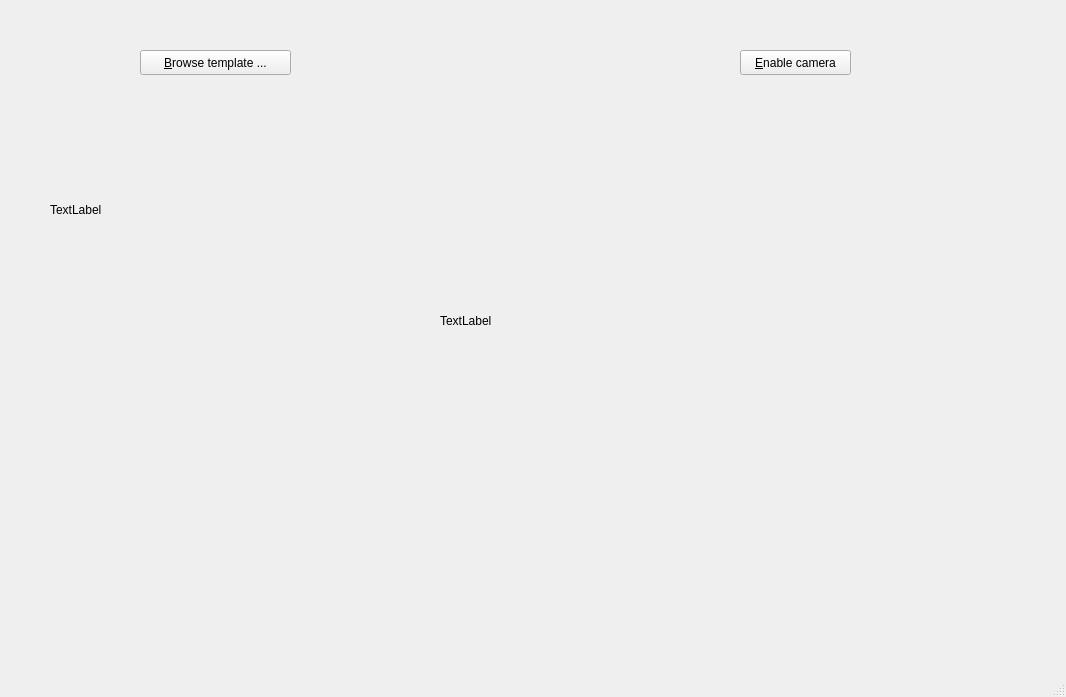
jedyeo/SIFT-tracker, file gui/SIFT_app.ui: the form before one commit.
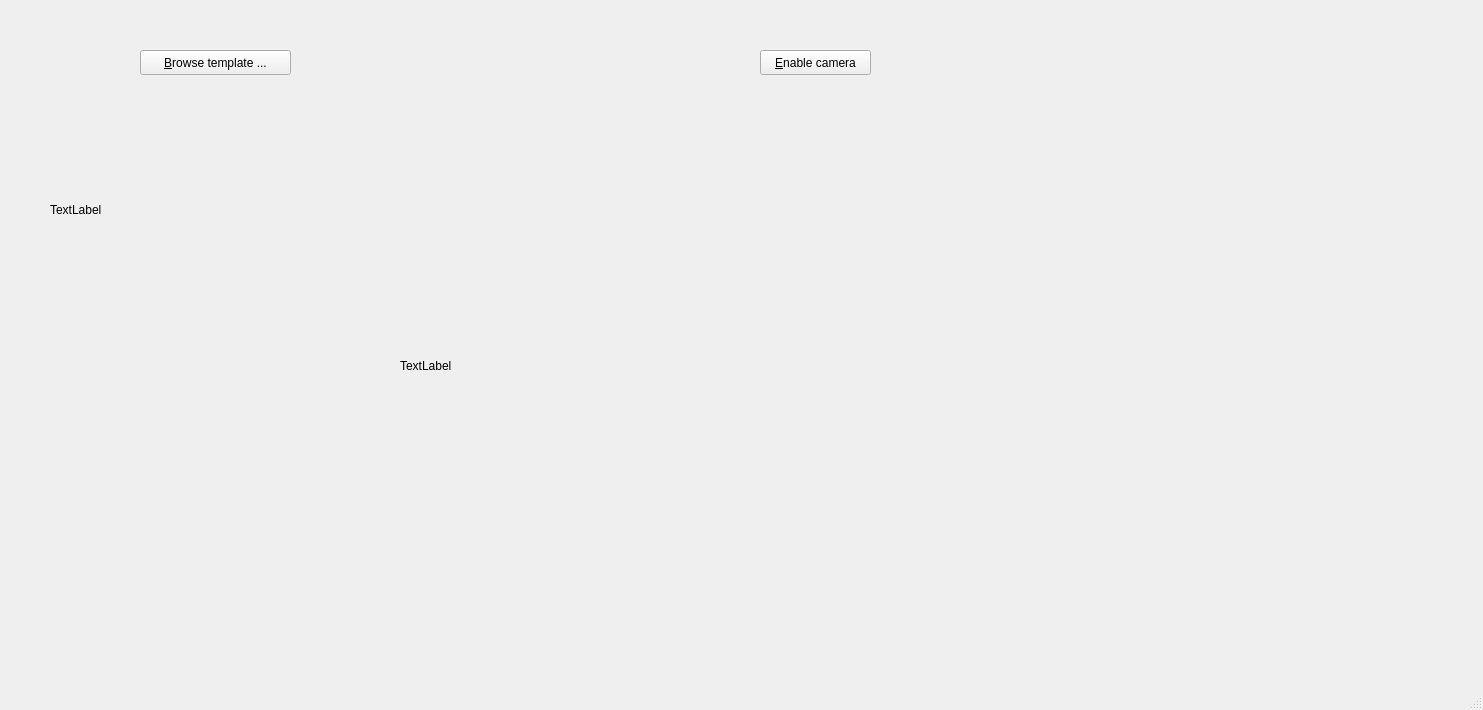
The form after the commit.

Commit message: homography tracking finished

```diff
--- a/gui/SIFT_app.ui
+++ b/gui/SIFT_app.ui
@@ -6,8 +6,8 @@
    <rect>
     <x>0</x>
     <y>0</y>
-    <width>1066</width>
-    <height>697</height>
+    <width>1483</width>
+    <height>710</height>
    </rect>
   </property>
   <property name="windowTitle">
@@ -30,7 +30,7 @@
    <widget class="QPushButton" name="toggle_cam_button">
     <property name="geometry">
      <rect>
-      <x>740</x>
+      <x>760</x>
       <y>50</y>
       <width>111</width>
       <height>25</height>
@@ -56,10 +56,10 @@
    <widget class="QLabel" name="live_image_label">
     <property name="geometry">
      <rect>
-      <x>440</x>
-      <y>100</y>
-      <width>591</width>
-      <height>441</height>
+      <x>400</x>
+      <y>80</y>
+      <width>991</width>
+      <height>571</height>
      </rect>
     </property>
     <property name="text">
```
Left out of the diff: 2 changed lines with no effect on the pictures. The commit also changes 1 other file.
